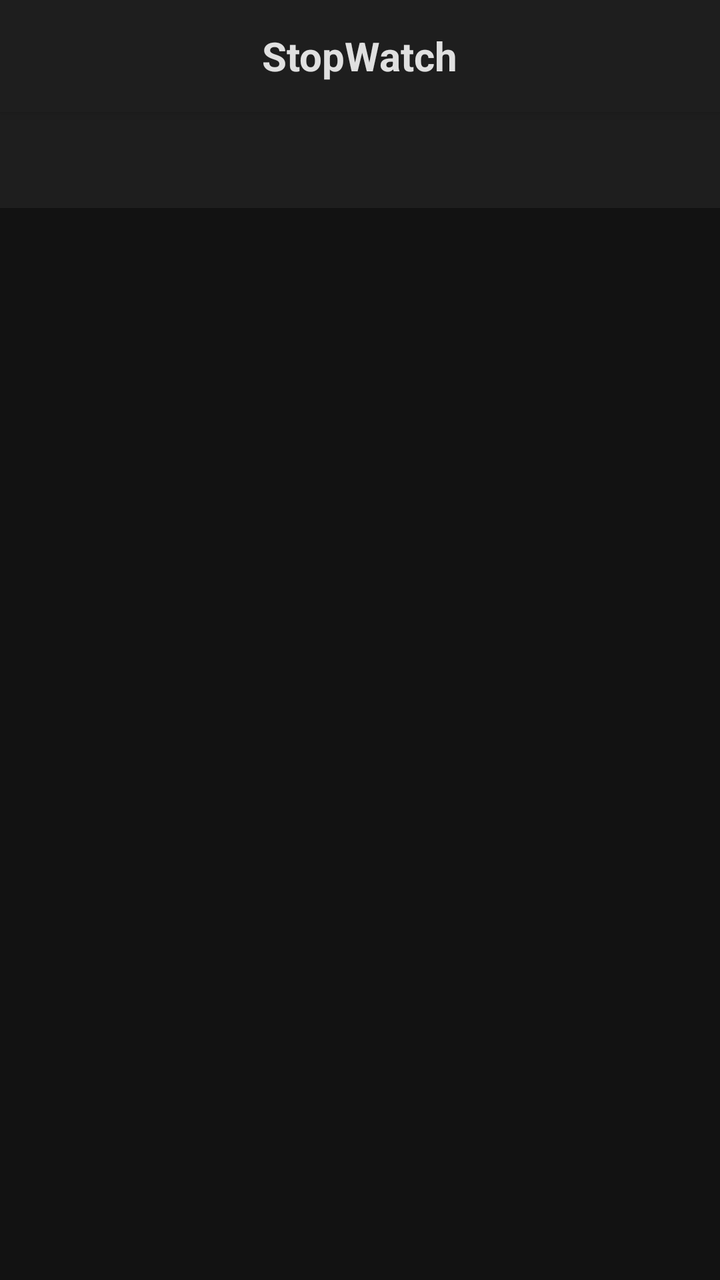
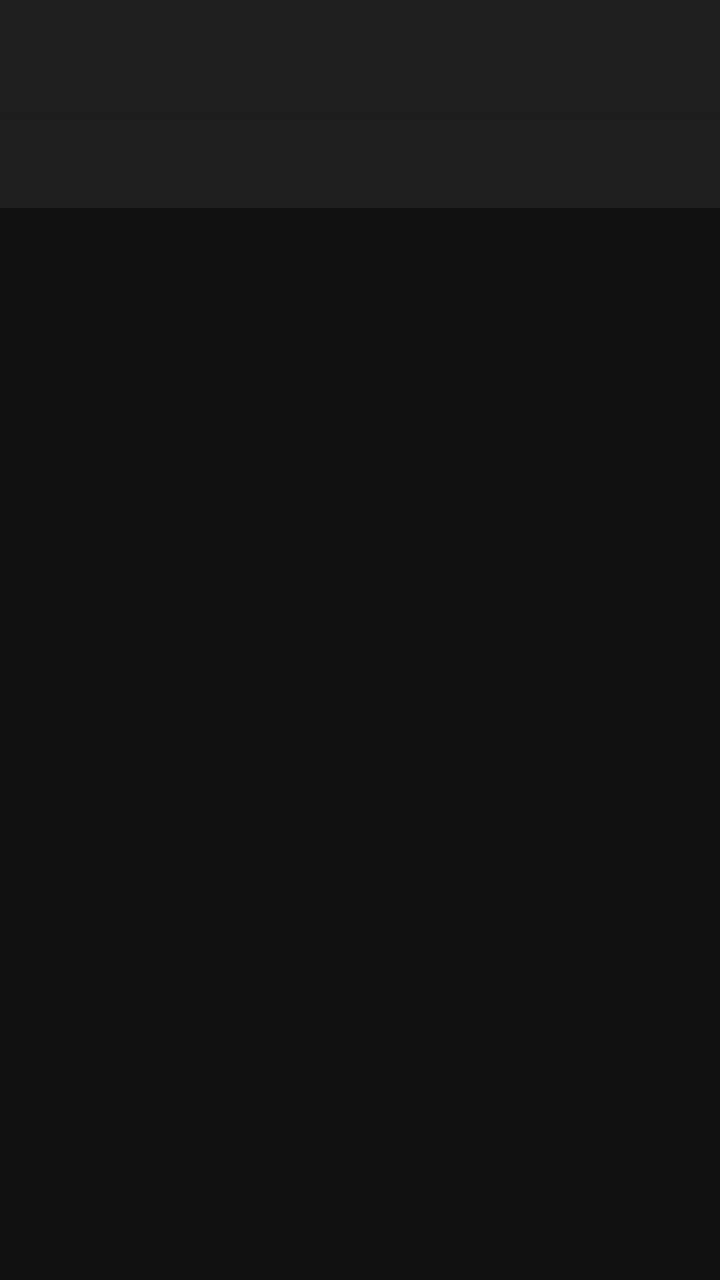

Screens rendered from an Android XML layout before and after an edit, with the pre-edit source and the edit as a unified diff.
<!-- AndroidManifest.xml: application theme Theme.StopWatch -->
<!-- res/layout/activity_main.xml -->
<?xml version="1.0" encoding="utf-8"?>
<LinearLayout xmlns:android="http://schemas.android.com/apk/res/android"
    xmlns:app="http://schemas.android.com/apk/res-auto"
    xmlns:tools="http://schemas.android.com/tools"
    android:layout_width="match_parent"
    android:layout_height="match_parent"
    android:background="@color/background_dark"
    android:orientation="vertical"
    android:theme="@style/Theme.StopWatch"
    tools:context=".MainActivity">

    <androidx.appcompat.widget.Toolbar
        android:id="@+id/toolbar"
        android:layout_width="match_parent"
        android:layout_height="?attr/actionBarSize"
        android:background="@color/surface_dark"
        android:elevation="4dp"
        app:popupTheme="@style/ThemeOverlay.AppCompat.Dark"
        app:theme="@style/ThemeOverlay.AppCompat.Dark.ActionBar">

        <TextView
            android:id="@+id/tv_app_title"
            android:layout_width="wrap_content"
            android:layout_height="wrap_content"
            android:layout_gravity="center"
            android:text="StopWatch"
            android:textColor="@color/text_primary"
            android:textSize="20sp"
            android:textStyle="bold" />

    </androidx.appcompat.widget.Toolbar>

    
    <LinearLayout
        android:layout_width="match_parent"
        android:layout_height="0dp"
        android:layout_weight="1"
        android:orientation="vertical">

        <com.google.android.material.tabs.TabLayout
            android:id="@+id/tab_layout"
            android:layout_width="match_parent"
            android:layout_height="48dp"
            android:background="@color/surface_dark"
            app:tabIndicatorColor="@color/accent_cyan"
            app:tabIndicatorHeight="3dp"
            app:tabMode="fixed"
            app:tabSelectedTextColor="@color/accent_cyan"
            app:tabTextColor="@color/text_secondary"
            app:tabTextAppearance="@style/TabTextStyle" />

        <androidx.viewpager2.widget.ViewPager2
            android:id="@+id/view_pager"
            android:layout_width="match_parent"
            android:layout_height="match_parent" />

    </LinearLayout>

</LinearLayout>
<!-- resources referenced by this layout -->
<resources>
  <color name="accent_cyan">#FF00BCD4</color>
  <color name="background_dark">#FF121212</color>
  <color name="surface_dark">#FF1E1E1E</color>
  <color name="text_primary">#FFE0E0E0</color>
  <color name="text_secondary">#FF9E9E9E</color>
  <style name="TabTextStyle">
          <item name="android:textSize">13sp</item>
          <item name="android:fontFamily">sans-serif-medium</item>
      </style>
  <color name="accent_cyan_dark">#FF008494</color>
  <style name="StopWatchButton" parent="Widget.AppCompat.Button">
          <item name="android:background">@drawable/button_secondary_bg</item>
          <item name="android:textColor">@color/button_secondary_text</item>
          <item name="android:textSize">14sp</item>
          <item name="android:textStyle">bold</item>
          <item name="android:fontFamily">sans-serif-medium</item>
          <item name="android:elevation">1dp</item>
      </style>
  <style name="StopWatchEditText" parent="Widget.AppCompat.EditText">
          <item name="android:textColor">@color/text_primary</item>
          <item name="android:textColorHint">@color/text_disabled</item>
          <item name="android:background">@drawable/edit_text_background</item>
      </style>
  <style name="StopWatchSeekBar" parent="Widget.AppCompat.SeekBar">
          <item name="android:progressTint">@color/accent_cyan</item>
          <item name="android:thumbTint">@color/accent_cyan</item>
      </style>
  <style name="StopWatchSwitch" parent="Widget.AppCompat.CompoundButton.Switch">
          <item name="android:thumbTint">@color/accent_cyan</item>
          <item name="android:trackTint">@color/text_secondary</item>
      </style>
  <style name="Theme.StopWatch_Dialog" parent="Theme.AppCompat.DayNight.Dialog.Alert">
          <item name="android:background">@color/surface_dark</item>
          <item name="android:windowBackground">@color/surface_dark</item>
          <item name="android:textColorPrimary">@color/text_primary</item>
          <item name="android:textColorSecondary">@color/text_secondary</item>
          <item name="colorAccent">@color/accent_cyan</item>
          <item name="buttonBarPositiveButtonStyle">@style/StopWatchButton_Dialog</item>
          <item name="buttonBarNegativeButtonStyle">@style/StopWatchButton_Dialog</item>
      </style>
  <!-- drawable button_secondary_bg (drawable) -->
  <?xml version="1.0" encoding="utf-8"?>
  <shape xmlns:android="http://schemas.android.com/apk/res/android"
      android:shape="rectangle">
      <solid android:color="@color/button_secondary" />
      <corners android:radius="28dp" />
      <padding
          android:bottom="8dp"
          android:left="16dp"
          android:right="16dp"
          android:top="8dp" />
  </shape>
  <color name="button_secondary_text">#FFE0E0E0</color>
  <color name="text_disabled">#FF616161</color>
  <!-- drawable edit_text_background (drawable) -->
  <?xml version="1.0" encoding="utf-8"?>
  <shape xmlns:android="http://schemas.android.com/apk/res/android"
      android:shape="rectangle">
      <solid android:color="@color/surface_raised" />
      <corners android:radius="8dp" />
      <stroke
          android:width="1dp"
          android:color="@color/text_disabled" />
      <padding
          android:bottom="8dp"
          android:left="12dp"
          android:right="12dp"
          android:top="8dp" />
  </shape>
  <style name="StopWatchButton_Dialog" parent="Widget.AppCompat.Button.ButtonBar.AlertDialog">
          <item name="android:textColor">@color/accent_cyan</item>
          <item name="android:textSize">14sp</item>
          <item name="android:textStyle">bold</item>
      </style>
  <color name="button_secondary">#FF333333</color>
  <color name="surface_raised">#FF333333</color>
  <!-- unchanged entries left out for length: 1 -->
</resources>

<!-- the commit's change to res/layout/activity_main.xml (unified diff, before → after) -->
@@ -16,17 +16,8 @@
         android:background="@color/surface_dark"
         android:elevation="4dp"
         app:popupTheme="@style/ThemeOverlay.AppCompat.Dark"
-        app:theme="@style/ThemeOverlay.AppCompat.Dark.ActionBar">
-
-        <TextView
-            android:id="@+id/tv_app_title"
-            android:layout_width="wrap_content"
-            android:layout_height="wrap_content"
-            android:layout_gravity="center"
-            android:text="StopWatch"
-            android:textColor="@color/text_primary"
-            android:textSize="20sp"
-            android:textStyle="bold" />
+        app:theme="@style/ThemeOverlay.AppCompat.Dark.ActionBar"
+        app:titleTextColor="@color/text_primary">
 
     </androidx.appcompat.widget.Toolbar>
 
